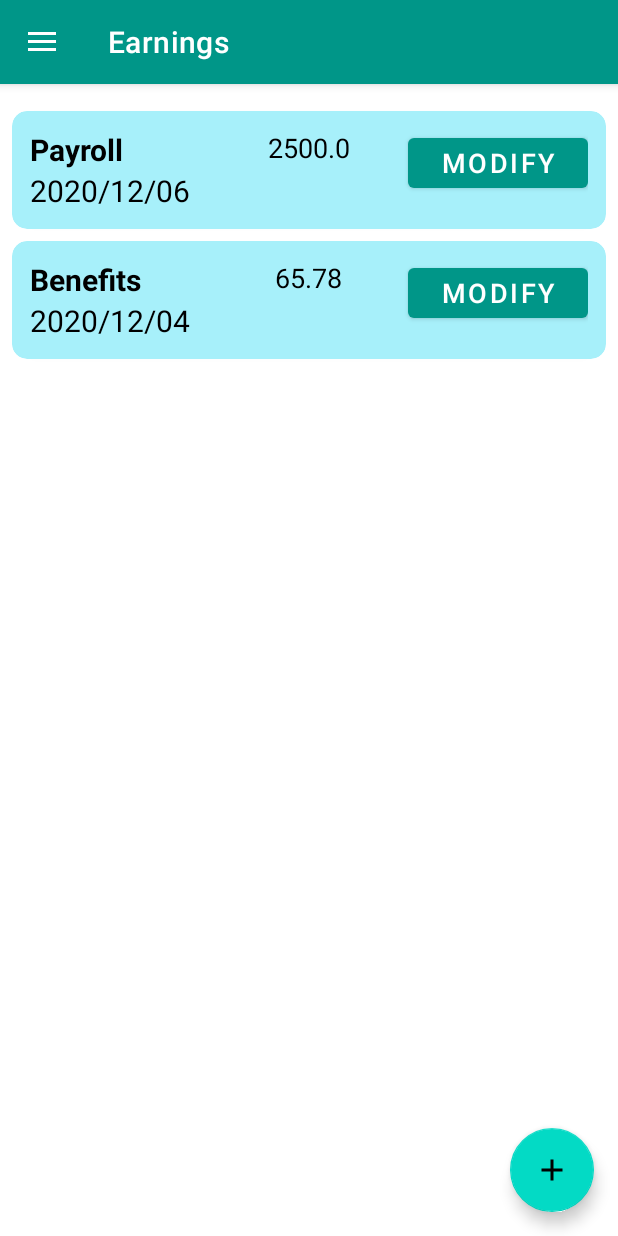
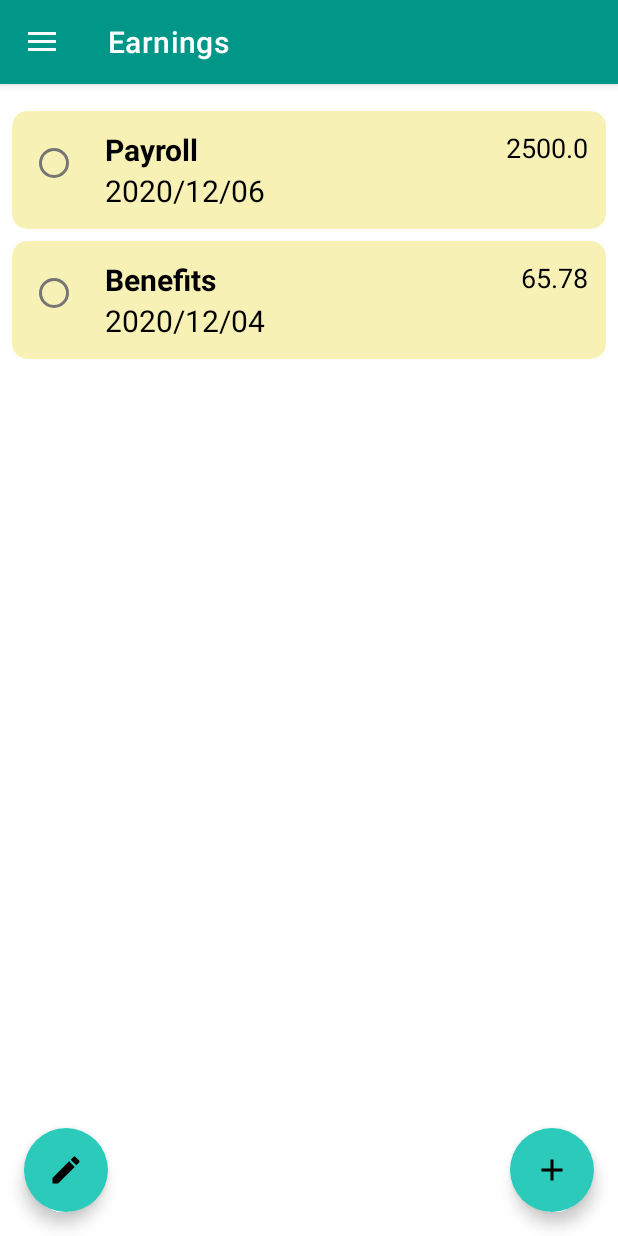
Before and after one commit to Binod-Shrestha/DollarFinalProject, an Android app: the screen it shows after launch (MainActivity), after a tap on "VIEW INCOME", on a phone screen of 412 x 824 dp. Run offline under Robolectric (Android 15) with nearby library versions, the phone set to English and light mode, and no system bars; our stand-ins replace navigation-ui.

Commit message:
Added navigation to/from AddEarning fragment

```diff
--- a/app/src/main/java/project/stsBHS/dollarfinalproject/ui/income/AddEarning.kt
+++ b/app/src/main/java/project/stsBHS/dollarfinalproject/ui/income/AddEarning.kt
@@ -5,6 +5,8 @@ import android.view.LayoutInflater
 import android.view.View
 import android.view.ViewGroup
 import androidx.fragment.app.Fragment
+import androidx.navigation.findNavController
+import project.stsBHS.dollarfinalproject.R
 import project.stsBHS.dollarfinalproject.databinding.FragmentAddEarningBinding
 
 class AddEarning : Fragment() {
@@ -16,7 +18,9 @@ class AddEarning : Fragment() {
         savedInstanceState: Bundle?
     ): View? {
         binding = FragmentAddEarningBinding.inflate(layoutInflater)
-
+        binding.btnAdd.setOnClickListener{ view: View ->
+            view.findNavController().navigate(R.id.action_addEarning_to_earningsFragment)
+        }
 
         setHasOptionsMenu(true)
         return binding.root
--- a/app/src/main/java/project/stsBHS/dollarfinalproject/ui/income/EarningsFragment.kt
+++ b/app/src/main/java/project/stsBHS/dollarfinalproject/ui/income/EarningsFragment.kt
@@ -26,7 +26,10 @@ class EarningsFragment : Fragment() {
     ): View? {
         binding = FragmentEarningsBinding.inflate(layoutInflater)
         binding.fab.setOnClickListener{ view: View ->
-            view.findNavController().navigate(R.id.action_earningFragment_to_addEarning)
+            view.findNavController().navigate(R.id.action_earningsFragment_to_addEarning)
+        }
+        binding.feb.setOnClickListener{ view: View ->
+            view.findNavController().navigate(R.id.action_earningsFragment_to_modifyEarningsFragment)
         }
 
         setHasOptionsMenu(true)
--- a/app/src/main/res/layout/earnings_item.xml
+++ b/app/src/main/res/layout/earnings_item.xml
@@ -8,7 +8,8 @@
     app:contentPadding="4dp"
     app:cardCornerRadius="10dp"
     android:elevation="2dp"
-    app:cardBackgroundColor="#A7F0FA"
+    app:cardBackgroundColor="#F8F1B5"
+
     >
 
     <RelativeLayout
@@ -16,12 +17,21 @@
         android:layout_height="match_parent"
         android:padding="8dp">
 
+        <RadioButton
+            android:id="@id/btn_modify"
+            android:layout_width="50dp"
+            android:layout_height="45dp"
+            android:textSize="18dp"
+            android:layout_alignParentStart="true"
+            />
+
         <TextView
             android:id="@+id/textView_description"
             android:layout_width="wrap_content"
             android:layout_height="wrap_content"
             android:text="Description"
             android:textColor="@android:color/black"
+            android:layout_toRightOf="@id/btn_modify"
             android:textSize="20dp"
             android:textStyle="bold" />
 
@@ -30,6 +40,7 @@
             android:layout_width="wrap_content"
             android:layout_height="wrap_content"
             android:layout_below="@id/textView_description"
+            android:layout_toRightOf="@id/btn_modify"
             android:textSize="20dp"
             android:textColor="@color/black"
             android:text="Date" />
@@ -39,18 +50,12 @@
             android:layout_width="wrap_content"
             android:layout_height="wrap_content"
             android:textColor="@color/black"
-           android:layout_centerHorizontal="true"
+            android:layout_alignParentEnd="true"
+            android:layout_centerHorizontal="true"
             android:text="Amount"
             android:textSize="18dp"/>
 
-        <Button
-            android:id="@+id/btn_modify"
-            android:layout_width="120dp"
-            android:layout_height="45dp"
-            android:text="Modify"
-            android:textSize="18dp"
-            android:layout_alignParentEnd="true"
-            />
+
 
     </RelativeLayout>
 </androidx.cardview.widget.CardView>
--- a/app/src/main/res/layout/fragment_earnings.xml
+++ b/app/src/main/res/layout/fragment_earnings.xml
@@ -2,7 +2,7 @@
 <androidx.coordinatorlayout.widget.CoordinatorLayout xmlns:android="http://schemas.android.com/apk/res/android"
     xmlns:app="http://schemas.android.com/apk/res-auto"
     xmlns:tools="http://schemas.android.com/tools"
-    android:id="@+id/earningsFragment"
+    android:id="@+id/expenditureFragment"
     android:layout_width="match_parent"
     android:layout_height="match_parent"
     tools:context="project.stsBHS.dollarfinalproject.ui.income.EarningsFragment">
@@ -13,28 +13,40 @@
         >
 
 
-
         <androidx.recyclerview.widget.RecyclerView
             android:id="@+id/recycleView"
             android:layout_width="match_parent"
-            android:layout_height="match_parent"
+            android:layout_height="500dp"
             android:clipToPadding="false"
             android:padding="4dp"
-            tools:listitem="@layout/earnings_item"
+            tools:listitem="@layout/expense_item"
             android:layout_marginTop="10dp"
+            />
 
-            />
 
 
     </LinearLayout>
 
+    <com.google.android.material.floatingactionbutton.FloatingActionButton
+        android:id="@+id/feb"
+        app:fabSize="normal"
+        android:layout_width="wrap_content"
+        android:layout_height="wrap_content"
+        android:layout_gravity="bottom|left"
+        android:layout_margin="@dimen/fab_margin"
+        app:borderWidth="0dp"
+        app:backgroundTint="#2CCABB"
+        app:srcCompat="@drawable/ic_baseline_edit_24" />
 
     <com.google.android.material.floatingactionbutton.FloatingActionButton
         android:id="@+id/fab"
+        app:fabSize="normal"
         android:layout_width="wrap_content"
         android:layout_height="wrap_content"
         android:layout_gravity="bottom|end"
         android:layout_margin="@dimen/fab_margin"
-        app:srcCompat="@drawable/ic_white_add" />
+        app:borderWidth="0dp"
+        app:backgroundTint="#2CCABB"
+        app:srcCompat="@drawable/ic_baseline_add_24" />
 
 </androidx.coordinatorlayout.widget.CoordinatorLayout>
--- a/app/src/main/res/layout/modify_earnings_fragment.xml
+++ b/app/src/main/res/layout/modify_earnings_fragment.xml
@@ -4,7 +4,7 @@
     android:layout_width="match_parent"
     android:layout_height="match_parent"
     android:background="#3CFAAEAE"
-    tools:context="org.sheridancollege.expensetracker.ModifyEarningsFragment">
+    tools:context="project.stsBHS.dollarfinalproject.ui.income.ModifyEarningsFragment">
 
     <TextView
         android:id="@+id/label_Expense"
--- a/app/src/main/res/navigation/navigation.xml
+++ b/app/src/main/res/navigation/navigation.xml
@@ -46,10 +46,10 @@
         android:label="@string/nav_earnings"
         tools:layout="@layout/fragment_earnings">
         <action
-            android:id="@+id/action_earningFragment_to_addEarning"
+            android:id="@+id/action_earningsFragment_to_addEarning"
             app:destination="@id/addEarning" />
         <action
-            android:id="@+id/action_earningFragment_to_modifyEarningFragment"
+            android:id="@+id/action_earningsFragment_to_modifyEarningsFragment"
             app:destination="@id/modifyEarningsFragment" />
     </fragment>
     <fragment
@@ -79,7 +79,7 @@
         android:label="@string/nav_earnings"
         tools:layout="@layout/fragment_add_earning">
         <action
-            android:id="@+id/action_addExpense_to_earningsFragment"
+            android:id="@+id/action_addEarning_to_earningsFragment"
             app:destination="@id/earningsFragment" />
     </fragment>
     <fragment
@@ -88,7 +88,7 @@
         android:label="@string/nav_earnings"
         tools:layout="@layout/modify_earnings_fragment">
         <action
-            android:id="@+id/action_modifyEarningsFragment_to_incFragment"
+            android:id="@+id/action_modifyEarningsFragment_to_earningsFragment"
             app:destination="@id/earningsFragment" />
     </fragment>
     <fragment
```
Also changed, not shown: app/src/main/java/project/stsBHS/dollarfinalproject/ui/income/ModifyEarningsFragment.kt (+22 -19 lines).
